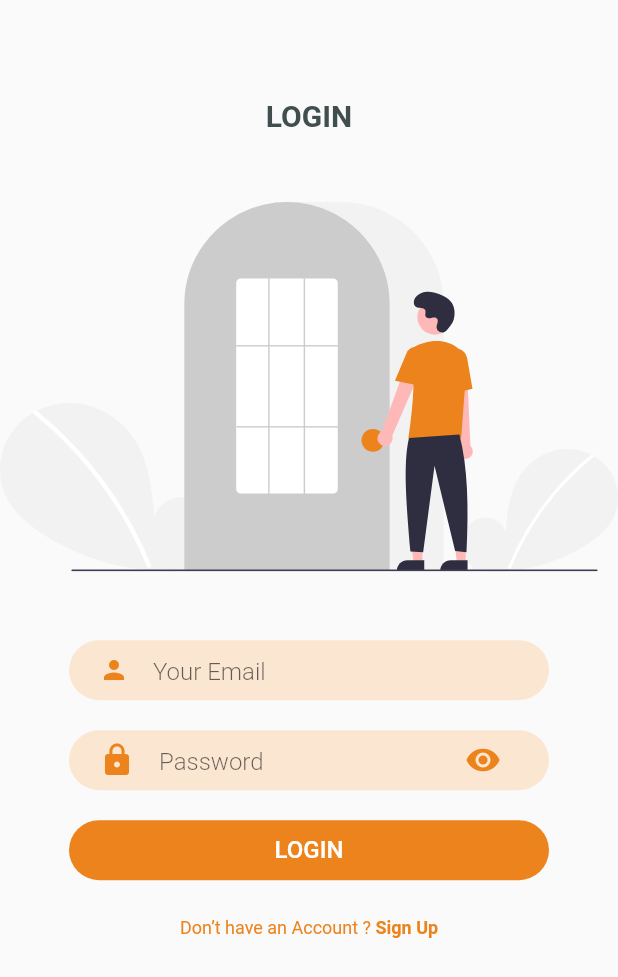
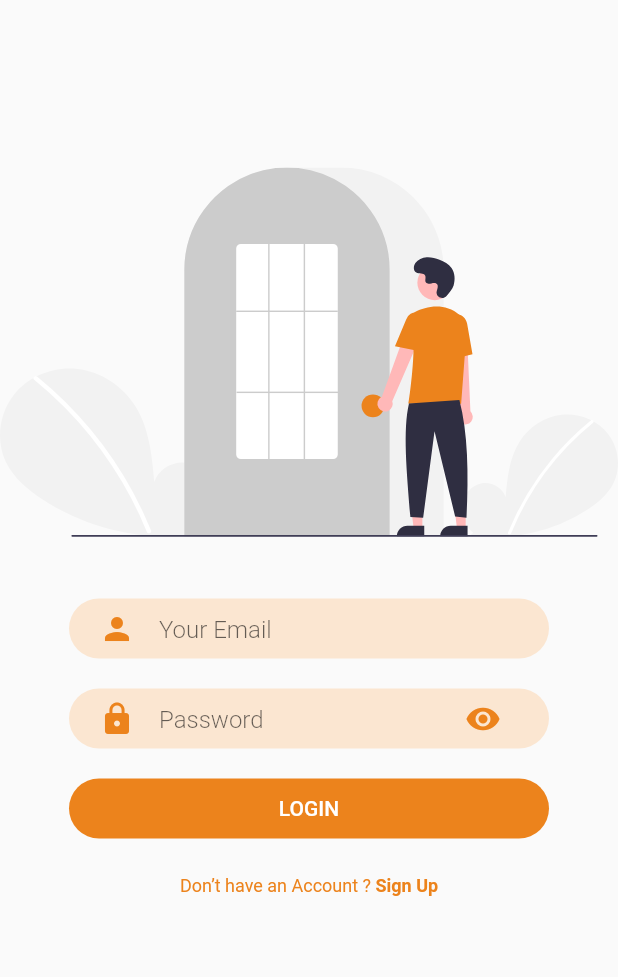
Before and after one commit to tinoper/miflutterapp, a Flutter app: the screen it shows after launch, on a phone screen of 412 x 824 dp. Shown: the top 977 px of the screen. Run offline on Flutter 3.47's test engine with Material 2 defaults, Android fonts, the phone set to English and light mode, and no system bars; our stand-ins replace flutter_svg.

Commit message:
Crazy Refactor

```diff
--- a/lib/main.dart
+++ b/lib/main.dart
@@ -1,5 +1,6 @@
 import 'package:flutter/material.dart';
 import 'package:miflutterapp/pages/login_page.dart';
+import 'package:miflutterapp/pages/profile_page.dart';
 import 'package:miflutterapp/ui_params/my_app_theme.dart';
 
 void main() {
--- a/lib/pages/login_page.dart
+++ b/lib/pages/login_page.dart
@@ -1,7 +1,6 @@
 import 'package:flutter/material.dart';
 import 'package:flutter_svg/flutter_svg.dart';
 import 'package:miflutterapp/pages/list_page.dart';
-import 'package:miflutterapp/ui_params/colors.dart';
 import 'package:miflutterapp/ui_params/miflutterapp_sizes.dart';
 import 'package:miflutterapp/widgets/rounded_button.dart';
 import 'package:miflutterapp/widgets/rounded_input_field.dart';
@@ -21,16 +20,18 @@ class LoginPage extends StatelessWidget {
             mainAxisAlignment: MainAxisAlignment.center,
             children: <Widget>[
               SizedBox(height: size.height * 0.08),
-              Text(
-                "LOGIN",
-                style: textTheme.headline6,
-              ),
+              // Text(
+              //   "LOGIN",
+              //   style: textTheme.headline6,
+              // ),
               SizedBox(height: size.height * 0.03),
               SvgPicture.asset(
                 "assets/icons/login.svg",
                 height: size.height * 0.35,
               ),
-              SizedBox(height: size.height * 0.03),
+              SizedBox(
+                height: MiFlutterAppSizes.normalSpace,
+              ),
               RoundedInputField(
                 hintText: "Your Email",
                 onChanged: (value) {},
@@ -61,8 +62,6 @@ class LoginPage extends StatelessWidget {
                 children: [
                   Text(
                     "Don’t have an Account ? ",
-                    style: textTheme.caption
-                        .copyWith(color: MiFlutterAppColors.primaryColor),
                   ),
                   GestureDetector(
                     onTap: () {
@@ -75,8 +74,7 @@ class LoginPage extends StatelessWidget {
                     },
                     child: Text(
                       "Sign Up",
-                      style: textTheme.caption.copyWith(
-                        color: MiFlutterAppColors.primaryColor,
+                      style: textTheme.bodyText2.copyWith(
                         fontWeight: FontWeight.bold,
                       ),
                     ),
--- a/lib/ui_params/miflutterapp_sizes.dart
+++ b/lib/ui_params/miflutterapp_sizes.dart
@@ -14,7 +14,7 @@ class MiFlutterAppSizes {
   static const double t5 = 16;
   static const double t7 = 12;
   //Icon Sizes
-  static const double iconSize = 20;
+  static const double iconSize = 24;
 
   //Some spacings
   static const double smallSpace = 5.0;
@@ -39,6 +39,7 @@ class MiFlutterAppSizes {
   //BorderRadius
   static const double borderRadiusInputField = 29;
   static const double borderRadiusButton = 29;
+  static const double borderRadiusProfileCard = 29;
 
   //Card Sizes
 
@@ -59,4 +60,7 @@ class MiFlutterAppSizes {
 
   /// double avatar5 = 20.0;
   static const double avatar5 = 20.0;
+
+  /// double avatarProfilePage = 80.0;
+  static const double avatarProfilePage = 80.0;
 }
--- a/lib/widgets/item_card_player.dart
+++ b/lib/widgets/item_card_player.dart
@@ -3,6 +3,7 @@ import 'package:miflutterapp/models/player.dart';
 import 'package:miflutterapp/ui_params/colors.dart';
 import 'package:miflutterapp/ui_params/miflutterapp_sizes.dart';
 
+//TODO change to class
 Widget buildPlayer(Player player) {
   return GestureDetector(
     onTap: () {
@@ -36,7 +37,6 @@ Widget buildPlayer(Player player) {
                 CircleAvatar(
                   radius: MiFlutterAppSizes.avatar5,
                   backgroundImage: AssetImage('assets/images/${player.image}'),
-                  // SvgPicture.asset('assets/images/${player.image}'),
                 ),
                 SizedBox(
                   width: MiFlutterAppSizes.smallSpace * 2,
--- a/lib/widgets/rounded_button.dart
+++ b/lib/widgets/rounded_button.dart
@@ -32,10 +32,7 @@ class RoundedButton extends StatelessWidget {
         onPressed: press,
         child: Text(
           text,
-          style: TextStyle(
-            color: textColor,
-            fontSize: MiFlutterAppSizes.normalButtonText,
-          ),
+          // ),
         ),
       ),
     );
--- a/lib/widgets/rounded_input_field.dart
+++ b/lib/widgets/rounded_input_field.dart
@@ -1,6 +1,6 @@
+import 'package:flutter/cupertino.dart';
 import 'package:flutter/material.dart';
 import 'package:miflutterapp/ui_params/colors.dart';
-import 'package:miflutterapp/ui_params/miflutterapp_sizes.dart';
 
 import 'text_field_container.dart';
 
@@ -25,7 +25,6 @@ class RoundedInputField extends StatelessWidget {
           icon: Icon(
             icon,
             color: MiFlutterAppColors.primaryColor,
-            size: MiFlutterAppSizes.iconSize,
           ),
           hintText: hintText,
           border: InputBorder.none,
--- a/lib/widgets/text_field_container.dart
+++ b/lib/widgets/text_field_container.dart
@@ -12,7 +12,7 @@ class TextFieldContainer extends StatelessWidget {
   @override
   Widget build(BuildContext context) {
     return Container(
-      //alignment: Alignment.center,
+      alignment: Alignment.center,
       //margin: EdgeInsets.symmetric(vertical: 10),
       padding: EdgeInsets.symmetric(
         horizontal: MiFlutterAppSizes.normalInputFieldPadding,
@@ -24,9 +24,7 @@ class TextFieldContainer extends StatelessWidget {
         borderRadius: const BorderRadius.all(
             Radius.circular(MiFlutterAppSizes.borderRadiusInputField)),
       ),
-      child: Align(
-        child: child,
-      ),
+      child: child,
     );
   }
 }
```
Also changed, not shown: lib/pages/profile_page.dart (+82 -33 lines), lib/ui_params/my_app_theme.dart (+13 -3 lines).
